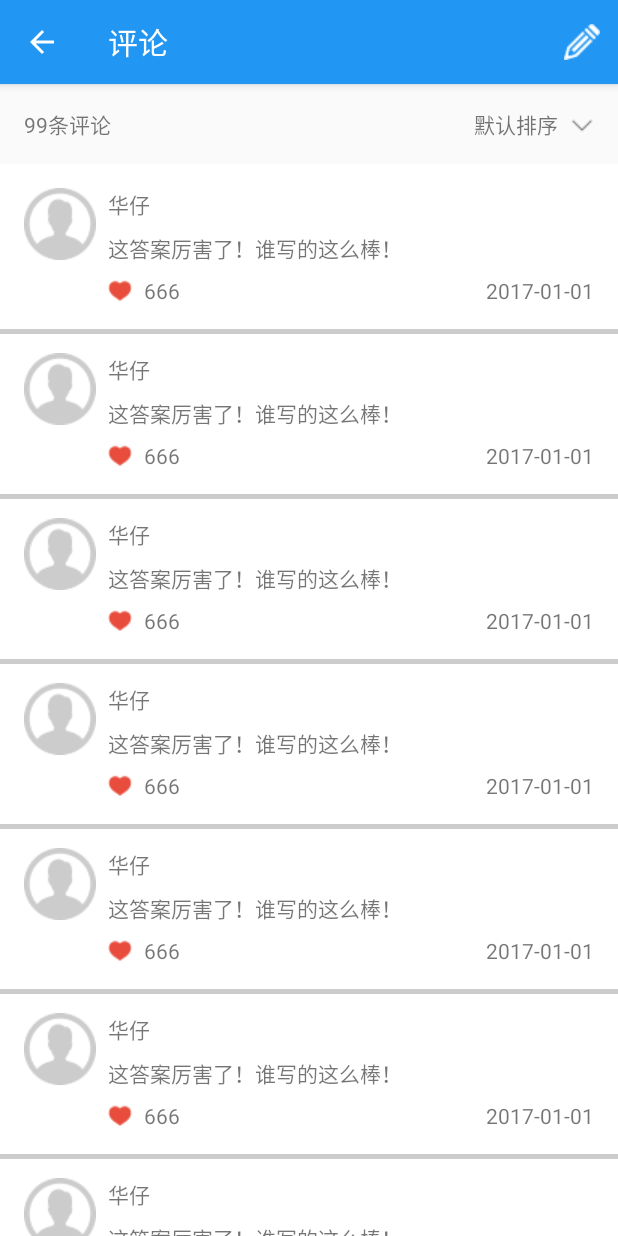
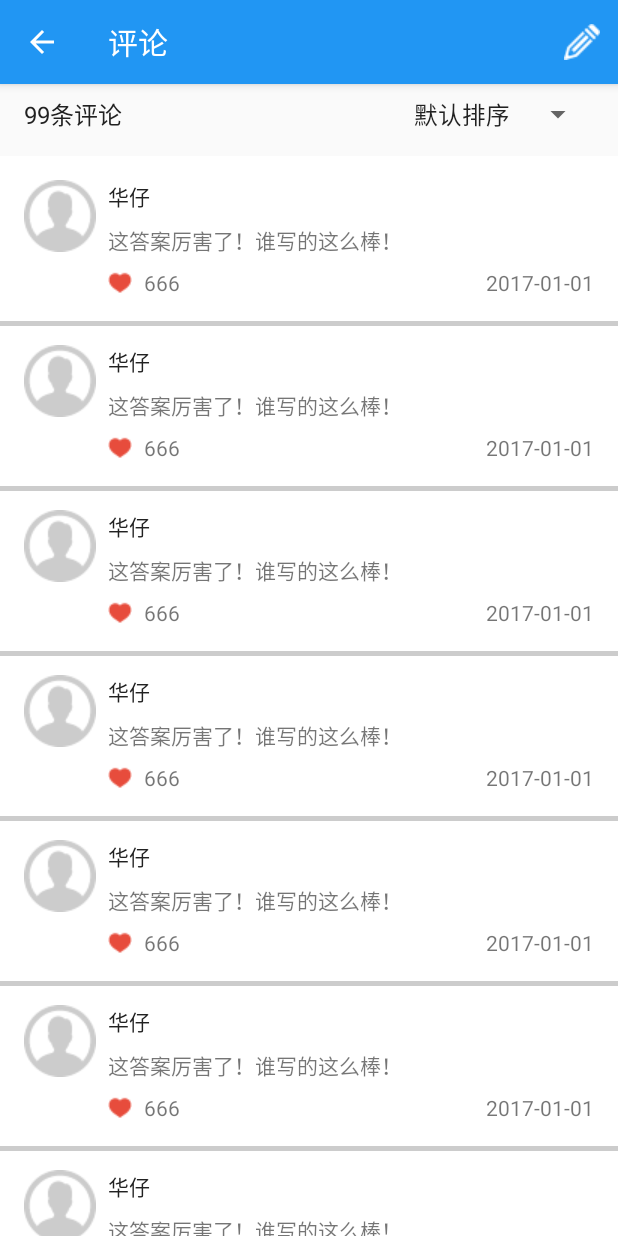
Before and after one commit to SrtpStudy/YiQiXue, an Android app: the ReplayActivity screen opened directly, with no data from a screen before it, on a phone screen of 412 x 824 dp. Run offline under Robolectric (Android 15) with nearby library versions, the phone set to English and light mode, and no system bars.

Commit message:
添加“下拉菜单”项

```diff
--- a/study/app/src/main/res/layout/activity_question_info.xml
+++ b/study/app/src/main/res/layout/activity_question_info.xml
@@ -126,6 +126,7 @@
         android:layout_height="match_parent"
         app:layout_behavior="@string/appbar_scrolling_view_behavior">
 
+
         <TextView
             android:layout_width="wrap_content"
             android:layout_height="wrap_content"
@@ -133,10 +134,11 @@
             android:layout_marginTop="@dimen/dp_8"
             android:layout_marginLeft="@dimen/activity_horizontal_margin"
             android:layout_marginRight="@dimen/activity_horizontal_margin"
+            android:textColor="@color/textColorPrimary"
             android:text="@string/answer_number" />
 
-        <TextView
-            android:id="@+id/tv_sort"
+        <Spinner
+            android:id="@+id/spin"
             android:layout_width="wrap_content"
             android:layout_height="wrap_content"
             android:layout_marginBottom="@dimen/dp_8"
@@ -144,15 +146,13 @@
             android:layout_marginLeft="@dimen/activity_horizontal_margin"
             android:layout_marginRight="@dimen/activity_horizontal_margin"
             android:layout_alignParentRight="true"
-            android:drawableRight="@drawable/ic_sort_16dp"
-            android:drawablePadding="8dp"
-            android:text="@string/default_sort" />
+            android:entries="@array/sorts"/>
 
         <android.support.v7.widget.RecyclerView
             android:id="@+id/recycle_view"
             android:layout_width="match_parent"
             android:layout_height="match_parent"
-            android:layout_below="@+id/tv_sort" />
+            android:layout_below="@+id/spin" />
 
     </RelativeLayout>
 
--- a/study/app/src/main/res/layout/activity_replay.xml
+++ b/study/app/src/main/res/layout/activity_replay.xml
@@ -32,27 +32,27 @@
         <TextView
             android:layout_width="wrap_content"
             android:layout_height="wrap_content"
-            android:paddingTop="@dimen/activity_vertical_margin"
-            android:paddingLeft="@dimen/activity_horizontal_margin"
+            android:layout_marginTop="@dimen/dp_8"
+            android:layout_marginLeft="@dimen/activity_horizontal_margin"
+            android:textColor="@color/textColorPrimary"
+            android:textSize="16sp"
             android:text="99条评论" />
 
-        <TextView
-            android:id="@+id/tv_sort"
+        <Spinner
+            android:id="@+id/spin"
             android:layout_width="wrap_content"
             android:layout_height="wrap_content"
             android:layout_alignParentRight="true"
-            android:paddingTop="@dimen/activity_vertical_margin"
-            android:paddingRight="@dimen/activity_horizontal_margin"
-            android:drawableRight="@drawable/ic_sort_16dp"
-            android:drawablePadding="8dp"
-            android:text="@string/default_sort" />
+            android:layout_marginTop="@dimen/dp_8"
+            android:layout_marginRight="@dimen/activity_horizontal_margin"
+            android:entries="@array/sorts"/>
 
         <android.support.v7.widget.RecyclerView
             android:id="@+id/recycle_view"
             android:layout_width="match_parent"
             android:layout_height="match_parent"
             android:layout_marginTop="16dp"
-            android:layout_below="@+id/tv_sort" />
+            android:layout_below="@+id/spin" />
 
     </RelativeLayout>
 
--- a/study/app/src/main/res/layout/item_replay_list.xml
+++ b/study/app/src/main/res/layout/item_replay_list.xml
@@ -19,7 +19,8 @@
         android:layout_width="wrap_content"
         android:layout_height="wrap_content"
         android:layout_marginLeft="8dp"
-        android:text="华仔"
+        android:textColor="@color/textColorPrimary"
+        android:text="@string/user2_name"
         android:layout_toRightOf="@+id/iv_replay_user" />
 
     <TextView
@@ -32,14 +33,14 @@
         android:layout_below="@+id/tv_replay_contents"
         android:drawableLeft="@drawable/ic_like_red_16dp"
         android:drawablePadding="8dp"
-        android:text="999" />
+        android:text="@string/like_number" />
 
     <TextView
         android:id="@+id/tv_replay_time"
         android:layout_width="wrap_content"
         android:layout_height="wrap_content"
         android:layout_marginTop="8dp"
-        android:text="2017-01-01"
+        android:text="@string/time"
         android:layout_below="@+id/tv_replay_contents"
         android:layout_alignParentRight="true"
         android:layout_alignParentEnd="true"/>
@@ -49,7 +50,7 @@
         android:layout_width="wrap_content"
         android:layout_height="wrap_content"
         android:layout_marginTop="8dp"
-        android:text="这答案厉害了！谁写的这么棒！"
+        android:text="@string/comments"
         android:layout_below="@+id/tv_replay_user"
         android:layout_alignLeft="@+id/tv_replay_user"
         android:layout_alignStart="@+id/tv_replay_user"/>
--- a/study/app/src/main/res/values/strings.xml
+++ b/study/app/src/main/res/values/strings.xml
@@ -17,4 +17,13 @@
     <string name="default_sort">默认排序</string>
     <string name="answer_number">123个回答</string>
     <string name="time">2017-01-01</string>
+    <string name="comments">这答案厉害了！谁写的这么棒！</string>
+
+    <string-array name="sorts">
+        <item>默认排序</item>
+        <item>评论时间</item>
+        <item>点赞数</item>
+        <item>回复数</item>
+    </string-array>
+
 </resources>
```
